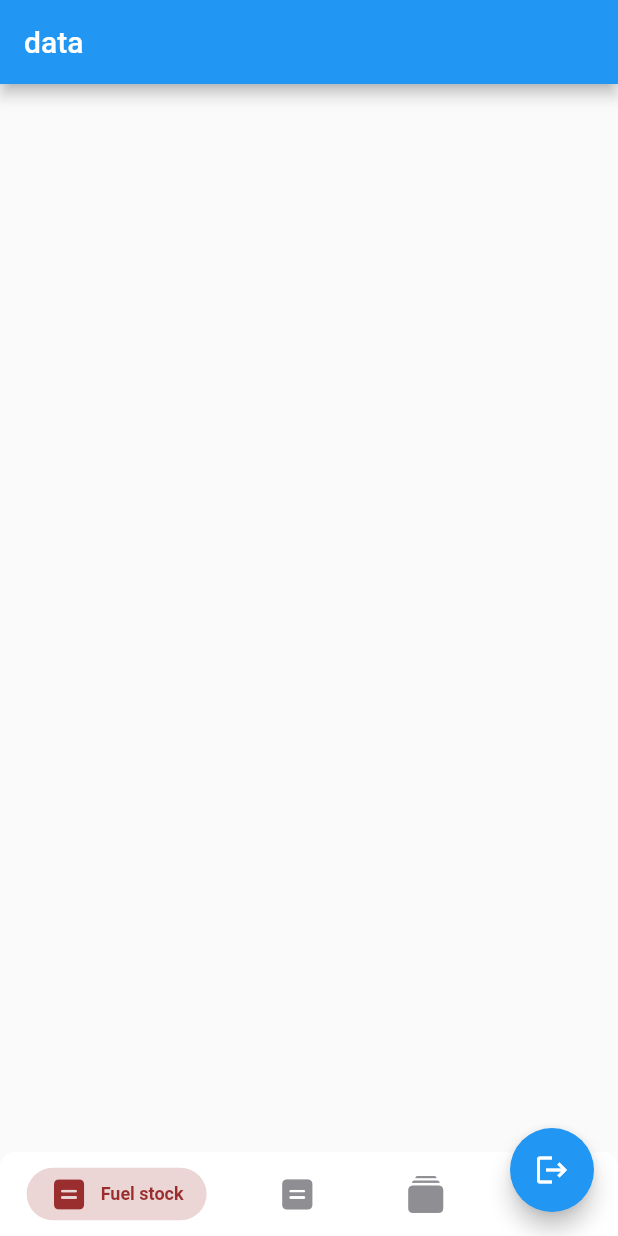
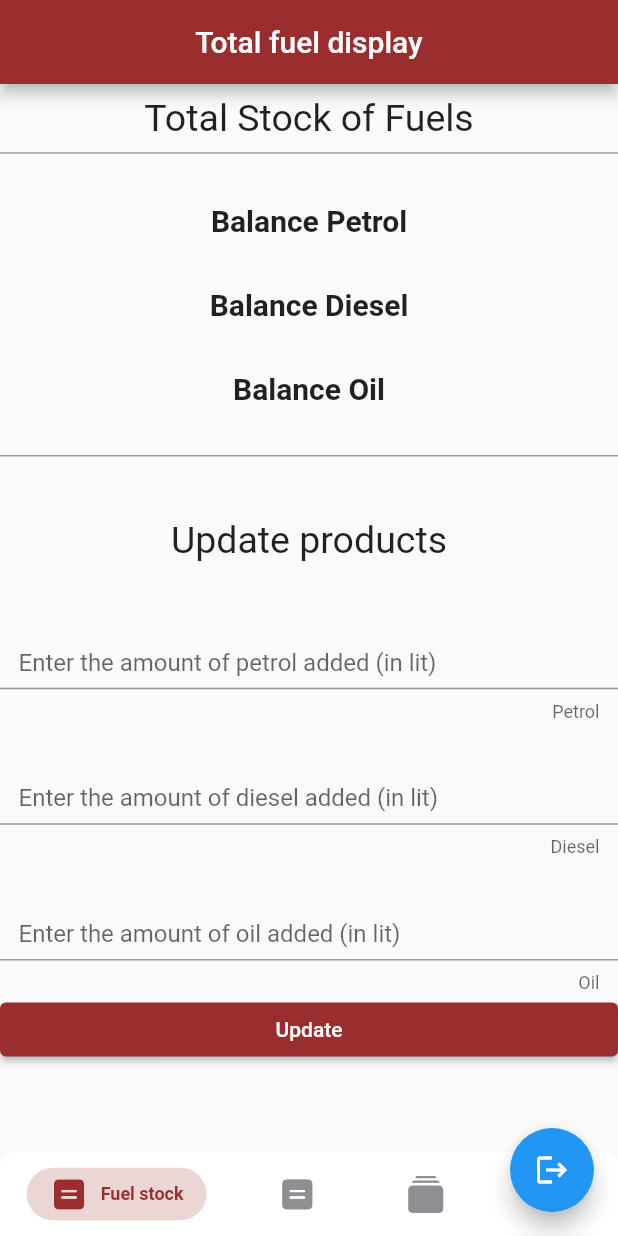
Before and after one commit to GOKULKRISHNA-R/Petrol_Bunk_Maintainence, a Flutter app: the screen it shows once a user with an empty profile is signed in, on a phone screen of 412 x 824 dp. Run offline on Flutter 3.47's test engine with Material 2 defaults, Android fonts, the phone set to English and light mode, and no system bars; drawn by our look-alikes of persistent_bottom_nav_bar; our stand-ins replace cloud_firestore, firebase_auth, firebase_core, get, image_cropper, image_picker and 1 more; missing offline and left inert: google_mlkit_text_recognition; accounts and stored records are empty.

Commit message:
Update fuel_stock_display.dart

```diff
--- a/lib/screens/fuel_stock/fuel_stock_display.dart
+++ b/lib/screens/fuel_stock/fuel_stock_display.dart
@@ -1,6 +1,8 @@
 import 'package:flutter/material.dart';
+import 'package:flutter/services.dart';
 import 'package:flutter/src/widgets/framework.dart';
 import 'package:flutter/src/widgets/placeholder.dart';
+import 'package:get/get.dart';
 
 class FuelStockDisplay extends StatelessWidget {
   FuelStockDisplay({super.key});
@@ -8,9 +10,143 @@ class FuelStockDisplay extends StatelessWidget {
   @override
   Widget build(BuildContext context) {
     return Scaffold(
-      appBar: AppBar(
-        title: Text("data"),
-      ),
-    );
+        appBar: AppBar(
+          backgroundColor: Color.fromARGB(255, 154, 45, 45),
+          title: Text("Total fuel display"),
+          centerTitle: true,
+          shadowColor: Colors.black,
+        ),
+        body: SafeArea(
+            child: ListView(children: [
+          Container(
+            padding: EdgeInsets.only(
+                top: Get.height * 0.01, bottom: Get.height * 0.01),
+            child: Row(
+              mainAxisAlignment: MainAxisAlignment.center,
+              children: [
+                Text(
+                  "Total Stock of Fuels",
+                  style: TextStyle(fontSize: 25),
+                ),
+              ],
+            ),
+          ),
+          Divider(
+            color: Colors.grey,
+            height: 1,
+            thickness: 1,
+          ),
+          Container(
+            child: Column(
+              children: [
+                SizedBox(
+                  height: Get.height * 0.04,
+                ),
+                Text(
+                  "Balance Petrol",
+                  style: TextStyle(fontWeight: FontWeight.bold, fontSize: 20),
+                ),
+                SizedBox(
+                  height: Get.height * 0.04,
+                ),
+                Text(
+                  "Balance Diesel",
+                  style: TextStyle(fontWeight: FontWeight.bold, fontSize: 20),
+                ),
+                SizedBox(
+                  height: Get.height * 0.04,
+                ),
+                Text(
+                  "Balance Oil",
+                  style: TextStyle(fontWeight: FontWeight.bold, fontSize: 20),
+                ),
+              ],
+            ),
+          ),
+          SizedBox(
+            height: Get.height * 0.04,
+          ),
+          Divider(
+            color: Colors.grey,
+            height: 1,
+            thickness: 1,
+          ),
+          SizedBox(
+            height: Get.height * 0.04,
+          ),
+          Container(
+            padding: EdgeInsets.only(
+                top: Get.height * 0.01, bottom: Get.height * 0.01),
+            child: Row(
+              mainAxisAlignment: MainAxisAlignment.center,
+              children: [
+                Text(
+                  "Update products",
+                  style: TextStyle(fontSize: 25),
+                ),
+              ],
+            ),
+          ),
+          // Divider(
+          //   color: Colors.grey,
+          //   height: 1,
+          //   thickness: 1,
+          // ),
+          SizedBox(
+            height: Get.height * 0.05,
+          ),
+          TextField(
+            // controller: calculatorController.todayDiesel,
+            decoration: InputDecoration(
+                isDense: true,
+                contentPadding: EdgeInsets.symmetric(
+                    horizontal: Get.width * 0.03, vertical: Get.height * 0.01),
+                counterText: 'Petrol',
+                hintText: "Enter the amount of petrol added (in lit)"),
+            keyboardType: TextInputType.number,
+            inputFormatters: [FilteringTextInputFormatter.digitsOnly],
+          ),
+          SizedBox(
+            height: Get.height * 0.04,
+          ),
+          TextField(
+            // controller: calculatorController.todayDiesel,
+            decoration: InputDecoration(
+              isDense: true,
+              contentPadding: EdgeInsets.symmetric(
+                  horizontal: Get.width * 0.03, vertical: Get.height * 0.01),
+              counterText: 'Diesel',
+              hintText: "Enter the amount of diesel added (in lit)",
+            ),
+            keyboardType: TextInputType.number,
+            inputFormatters: [FilteringTextInputFormatter.digitsOnly],
+          ),
+          SizedBox(
+            height: Get.height * 0.04,
+          ),
+          TextField(
+            // controller: calculatorController.todayDiesel,
+            decoration: InputDecoration(
+                isDense: true,
+                contentPadding: EdgeInsets.symmetric(
+                    horizontal: Get.width * 0.03, vertical: Get.height * 0.01),
+                counterText: 'Oil',
+                hintText: "Enter the amount of oil added (in lit)"),
+            keyboardType: TextInputType.number,
+            inputFormatters: [FilteringTextInputFormatter.digitsOnly],
+          ),
+
+          ElevatedButton(
+            style: ElevatedButton.styleFrom(
+              backgroundColor:
+                  Color.fromARGB(255, 154, 46, 46), // background (button) color
+              foregroundColor: Colors.white, // foreground (text) color
+            ),
+            onPressed: () {
+              // int petrolCost =
+            },
+            child: const Text('Update'),
+          ),
+        ])));
   }
 }
```
